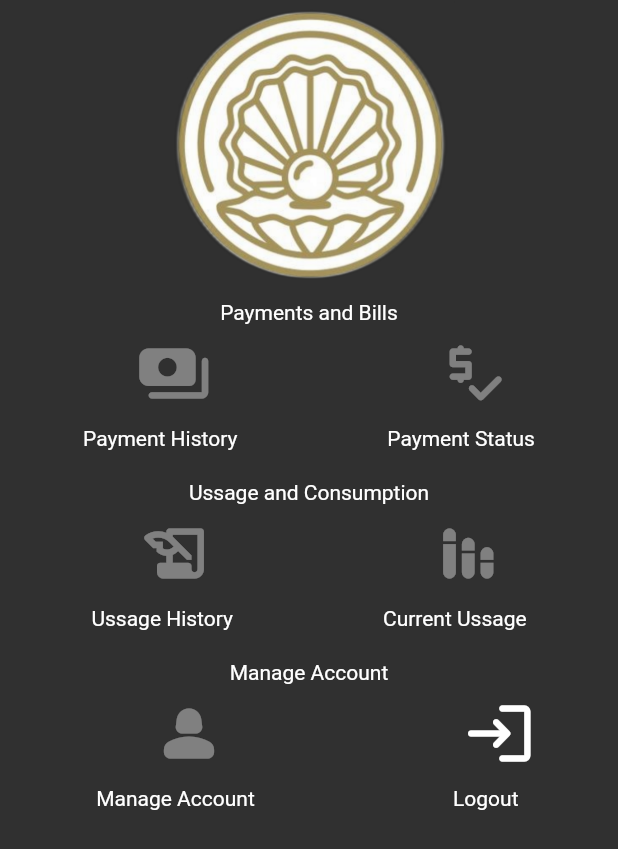
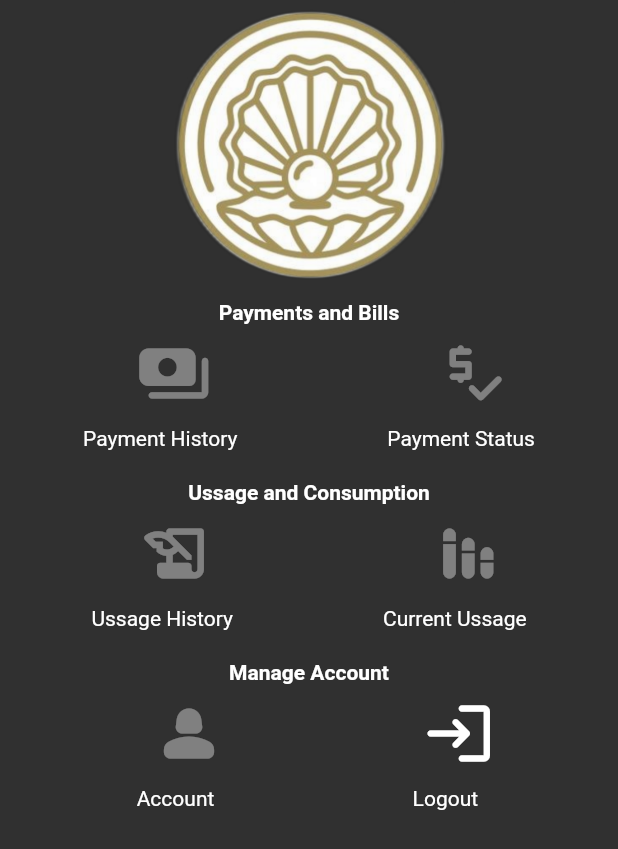
Before and after one commit to nayaksomkar/PearlEnergy, a Flutter app: the HomePage screen opened directly, on a phone screen of 412 x 824 dp. Shown: the top 849 px of the screen. Run offline on Flutter 3.47's test engine with Material 2 defaults, Android fonts, the phone set to English and light mode, and no system bars.

Commit message:
modified:   lib/pages/homepage/homepage.dart

```diff
--- a/lib/pages/homepage/homepage.dart
+++ b/lib/pages/homepage/homepage.dart
@@ -24,7 +24,10 @@ class HomePage extends StatelessWidget {
                   height: 200,
                   width: 200,
                 ),
-                Text('Payments and Bills'),
+                Text(
+                  'Payments and Bills',
+                  style: const TextStyle(fontWeight: FontWeight.bold),
+                ),
                 Row(
                   mainAxisAlignment: MainAxisAlignment.center,
                   crossAxisAlignment: CrossAxisAlignment.center,
@@ -67,7 +70,10 @@ class HomePage extends StatelessWidget {
                 SizedBox(
                   height: 20,
                 ),
-                Text('Ussage and Consumption'),
+                Text(
+                  'Ussage and Consumption',
+                  style: const TextStyle(fontWeight: FontWeight.bold),
+                ),
                 Row(
                   mainAxisAlignment: MainAxisAlignment.center,
                   crossAxisAlignment: CrossAxisAlignment.center,
@@ -110,7 +116,10 @@ class HomePage extends StatelessWidget {
                 SizedBox(
                   height: 20,
                 ),
-                Text('Manage Account'),
+                Text(
+                  'Manage Account',
+                  style: const TextStyle(fontWeight: FontWeight.bold),
+                ),
                 Row(
                   mainAxisAlignment: MainAxisAlignment.center,
                   crossAxisAlignment: CrossAxisAlignment.center,
@@ -128,7 +137,7 @@ class HomePage extends StatelessWidget {
                         SizedBox(
                           height: 20,
                         ),
-                        Text('Manage Account')
+                        Text('Account')
                       ],
                     ),
                     SizedBox(width: 130),
```
